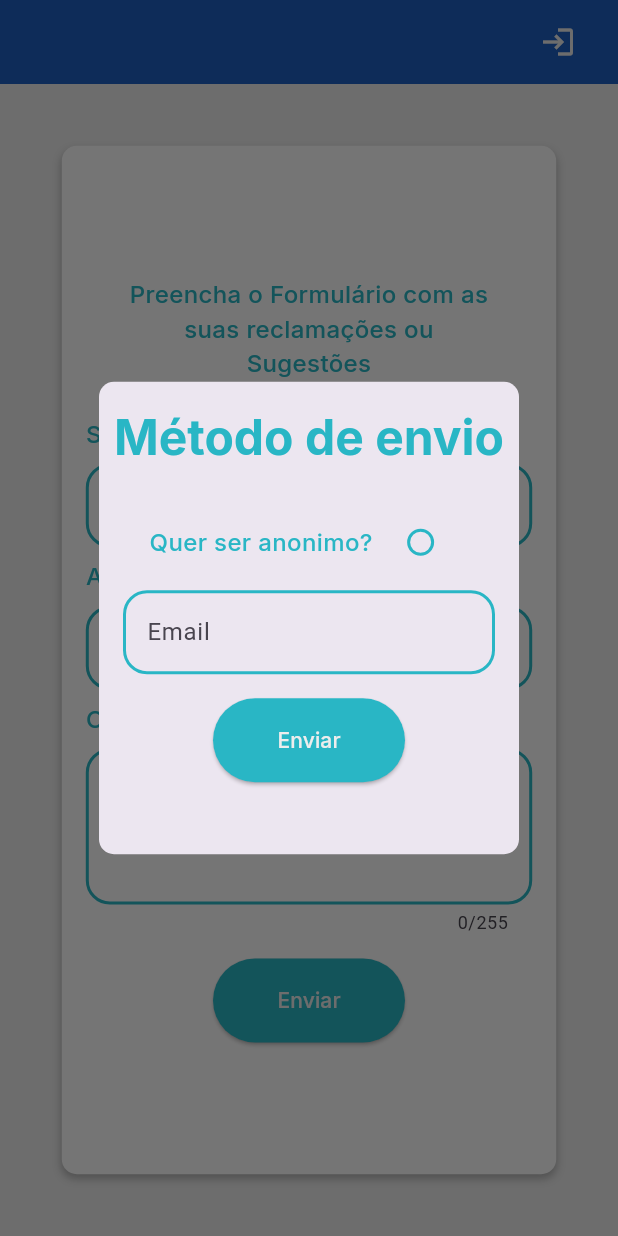
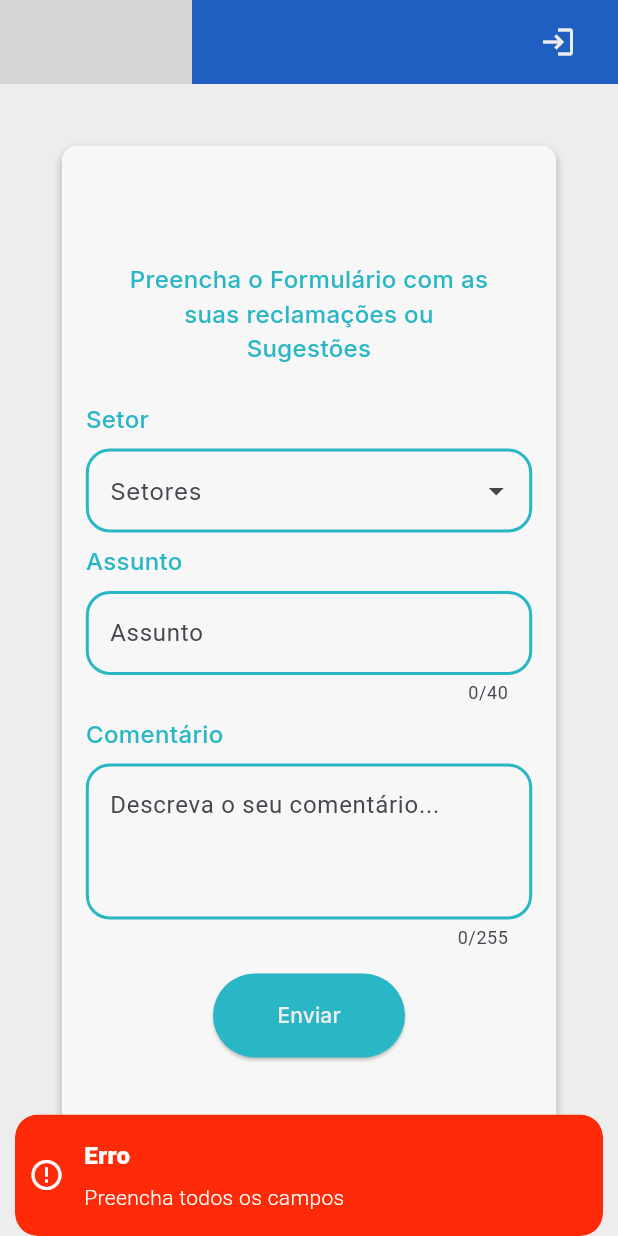
Before and after one commit to AlvaroRumpel/ouvidoria-amf, a Flutter app: the screen it shows after launch, after a tap on "Enviar", on a phone screen of 412 x 824 dp. Run offline on Flutter 3.47's test engine with Material 2 defaults, Android fonts, the phone set to English and light mode, and no system bars; drawn by our look-alikes of dropdown_search; our stand-ins replace get, google_fonts, shared_preferences; grey boxes are pictures that could not be loaded.

Commit message:
tudo de novo

```diff
--- /dev/null
+++ b/ouvidoria-back/comoIncializar.txt
@@ -0,0 +1,4 @@
+rodar os segguiintes comandos:
+1°- pip install -r dependencias.txt
+2° - uvicorn app.main:app --reload
+api estará no endereço http://127.0.0.1:8000/docs
--- /dev/null
+++ b/ouvidoria-back/dados/comentarios.txt
@@ -0,0 +1 @@
+0,teste,textoteste,email@teste.com,testeDeresposta,setorX
--- /dev/null
+++ b/ouvidoria-back/dados/users.txt
@@ -0,0 +1,3 @@
+1,admin@admin,123456
+2,batatinha,123
+3,alv12,12314
--- /dev/null
+++ b/ouvidoria-back/dependencias.txt
@@ -0,0 +1,4 @@
+fastapi == 0.46.0
+uvicorn == 0.11.1
+pytest == 5.3.2
+requests == 2.22.0
--- a/ouvidoria_front/lib/coment_forms/controller/coment_forms_controller.dart
+++ b/ouvidoria_front/lib/coment_forms/controller/coment_forms_controller.dart
@@ -1,15 +1,74 @@
 import 'package:flutter/material.dart';
 import 'package:get/get.dart';
 import 'package:google_fonts/google_fonts.dart';
+import 'package:ouvidoria_front/models/comment_model.dart';
+import 'package:ouvidoria_front/models/user_model.dart';
 import 'package:ouvidoria_front/utils/btn_standart.dart';
 import 'package:ouvidoria_front/utils/colors.dart';
 import 'package:ouvidoria_front/utils/text_field_standart.dart';
 import 'package:ouvidoria_front/utils/text_standart.dart';
+import 'package:shared_preferences/shared_preferences.dart';
 
 class ComentFormsController extends GetxController {
   RxBool anonimo = false.obs;
-  void openPopUpSendDialog() {
-    Get.defaultDialog(
+  String? department;
+  TextEditingController subject = TextEditingController();
+  TextEditingController comment = TextEditingController();
+  TextEditingController email = TextEditingController();
+  @override
+  void onInit() async {
+    super.onInit();
+    var localStorage = await SharedPreferences.getInstance();
+    var body = CommentModel(
+      department: 'Adiministrativo',
+      subject: 'Top demais',
+      message: 'Muito bom o atendimento e toda atenção',
+    );
+    List<String> comments = await localStorage.getStringList('comments') ?? [];
+    for (var i = 0; i < 5; i++) {
+      comments.add(body.toJson());
+    }
+    await localStorage.setStringList('comments', comments);
+  }
+
+  void validForms() async {
+    if (subject.text.isEmpty || comment.text.isEmpty || department == null) {
+      Get.snackbar(
+        shouldIconPulse: true,
+        snackPosition: SnackPosition.BOTTOM,
+        'Erro',
+        'Preencha todos os campos',
+        backgroundColor: CustomColors.errorColor,
+        colorText: Colors.white,
+        icon: const Icon(
+          Icons.error_outline,
+          color: Colors.white,
+        ),
+      );
+      return;
+    }
+    try {
+      var localStorage = await SharedPreferences.getInstance();
+      var body = CommentModel(
+        department: department!,
+        subject: subject.text,
+        message: comment.text,
+      );
+      await openPopUpSendDialog(localStorage);
+
+      List<String> comments =
+          await localStorage.getStringList('comments') ?? [];
+      comments.add(body.toJson());
+      await localStorage.setStringList('comments', comments);
+      Get.offAndToNamed('/coment-form');
+    } catch (e) {
+      print(e);
+    }
+  }
+
+  Future<void> openPopUpSendDialog(SharedPreferences localStorage) async {
+    await Get.defaultDialog(
+      barrierDismissible: false,
       title: 'Método de envio',
       titlePadding: const EdgeInsets.only(top: 16),
       titleStyle: GoogleFonts.inter(
@@ -43,8 +102,38 @@ class ComentFormsController extends GetxController {
           ),
           TextFieldStandart(
             hintText: 'Email',
+            controller: email,
           ),
-          BtnStandart(text: 'Enviar', onPressed: () {}),
+          BtnStandart(
+            text: 'Enviar',
+            onPressed: () async {
+              if (!email.text.isEmail) {
+                Get.snackbar(
+                  snackPosition: SnackPosition.BOTTOM,
+                  'Erro',
+                  'Preencha todos os campos',
+                  backgroundColor: CustomColors.errorColor,
+                  colorText: Colors.white,
+                  icon: const Icon(
+                    Icons.error_outline,
+                    color: Colors.white,
+                  ),
+                );
+                return;
+              }
+              var user =
+                  UserModel(email: email.text, isAnonymous: anonimo.value);
+              List<String> users = localStorage.getStringList('users') ?? [];
+              users.add(user.toJson());
+              await localStorage.setStringList('users', users);
+              print('aaa');
+              Get.back();
+            },
+          ),
+          BtnStandart(
+              text: 'Cancelar',
+              onPressed: () => Get.back(),
+              color: CustomColors.errorColor),
         ],
       ),
       contentPadding: const EdgeInsets.all(16.0),
--- a/ouvidoria_front/lib/coment_forms/view/coment_forms_page.dart
+++ b/ouvidoria_front/lib/coment_forms/view/coment_forms_page.dart
@@ -71,6 +71,7 @@ class ComentFormsPage extends StatelessWidget {
               ),
               TextStandart(text: 'Setor'),
               DropdownSearch(
+                onChanged: (value) => ct.department = value as String,
                 dropdownDecoratorProps: DropDownDecoratorProps(
                   baseStyle: GoogleFonts.inter(
                     color: CustomColors.secondaryColor,
@@ -94,17 +95,24 @@ class ComentFormsPage extends StatelessWidget {
                   ),
                 ),
                 items: const [
-                  'ssfs',
-                  'ssasdfs',
-                  'ssqqfs',
+                  'Administrativo',
+                  'Financeiro',
+                  'Docente',
+                  'Relacionamento',
+                  'Juridico',
+                  'Secretaria',
                 ],
               ),
               TextStandart(text: 'Assunto'),
               TextFieldStandart(
+                controller: ct.subject,
                 hintText: 'Assunto',
+                maxLength: 40,
+                maxLines: 1,
               ),
               TextStandart(text: 'Comentário'),
               TextFieldStandart(
+                controller: ct.comment,
                 hintText: 'Descreva o seu comentário...',
                 maxLength: 255,
                 maxLines: 3,
@@ -113,7 +121,7 @@ class ComentFormsPage extends StatelessWidget {
                 alignment: Alignment.center,
                 child: BtnStandart(
                   text: 'Enviar',
-                  onPressed: () => ct.openPopUpSendDialog(),
+                  onPressed: () => ct.validForms(),
                 ),
               ),
             ],
--- /dev/null
+++ b/ouvidoria_front/lib/models/comment_model.dart
@@ -0,0 +1,34 @@
+import 'dart:convert';
+
+class CommentModel {
+  String department;
+  String subject;
+  String message;
+
+  CommentModel({
+    required this.department,
+    required this.subject,
+    required this.message,
+  });
+
+  Map<String, dynamic> toMap() {
+    return {
+      'department': department,
+      'subject': subject,
+      'message': message,
+    };
+  }
+
+  factory CommentModel.fromMap(Map<String, dynamic> map) {
+    return CommentModel(
+      department: map['department'] ?? '',
+      subject: map['subject'] ?? '',
+      message: map['message'] ?? '',
+    );
+  }
+
+  String toJson() => json.encode(toMap());
+
+  factory CommentModel.fromJson(String source) =>
+      CommentModel.fromMap(json.decode(source));
+}
--- /dev/null
+++ b/ouvidoria_front/lib/models/user_model.dart
@@ -0,0 +1,30 @@
+import 'dart:convert';
+
+class UserModel {
+  String email;
+  bool isAnonymous;
+
+  UserModel({
+    required this.email,
+    required this.isAnonymous,
+  });
+
+  Map<String, dynamic> toMap() {
+    return {
+      'email': email,
+      'isAnonymous': isAnonymous,
+    };
+  }
+
+  factory UserModel.fromMap(Map<String, dynamic> map) {
+    return UserModel(
+      email: map['email'] ?? '',
+      isAnonymous: map['isAnonymous'] ?? false,
+    );
+  }
+
+  String toJson() => json.encode(toMap());
+
+  factory UserModel.fromJson(String source) =>
+      UserModel.fromMap(json.decode(source));
+}
--- a/ouvidoria_front/lib/response_form/view/response_form_page.dart
+++ b/ouvidoria_front/lib/response_form/view/response_form_page.dart
@@ -2,12 +2,14 @@ import 'package:dropdown_search/dropdown_search.dart';
 import 'package:flutter/material.dart';
 import 'package:get/get.dart';
 import 'package:google_fonts/google_fonts.dart';
+import 'package:ouvidoria_front/response_form/controller/response_form_controller.dart';
 import 'package:ouvidoria_front/utils/btn_standart.dart';
 import 'package:ouvidoria_front/utils/colors.dart';
 import 'package:ouvidoria_front/utils/text_field_standart.dart';
 import 'package:ouvidoria_front/utils/text_standart.dart';
 
 class ResponseFormPage extends StatelessWidget {
+  ResponseFormController ct = Get.put(ResponseFormController());
   ResponseFormPage({Key? key}) : super(key: key);
 
   @override
@@ -72,8 +74,9 @@ class ResponseFormPage extends StatelessWidget {
                     ),
                   ],
                 ),
+                width: double.maxFinite,
                 child: Text(
-                  'Eu gosto muito da AMF. Que legal Eu gosto muito da AMF. Que legal Eu gosto muito da AMF. Que legal Eu gosto muito da AMF. Que legal Eu gosto muito da AMF. Que legal ',
+                  ct.data.message,
                   style: GoogleFonts.inter(),
                 ),
               ),
--- a/ouvidoria_front/lib/utils/colors.dart
+++ b/ouvidoria_front/lib/utils/colors.dart
@@ -23,7 +23,7 @@ class CustomColors {
   static const Color tertiaryColor = Color(0xffEDDF84);
   static const Color labelColor = Color(0xffBCBCBC);
   static const Color whiteSecondary = Color(0xffF0F0F0);
-  static const Color container = Color(0xffffffff);
+  static const Color container = Color(0xfff7f7f7);
   static const Color errorColor = Color(0xFFFF2A08);
   static const Color sucessColor = Color(0xff4DB38A);
 }
--- a/ouvidoria_front/lib/utils/text_field_standart.dart
+++ b/ouvidoria_front/lib/utils/text_field_standart.dart
@@ -6,17 +6,20 @@ class TextFieldStandart extends StatelessWidget {
   String? hintText;
   int? maxLength;
   int? maxLines;
+  TextEditingController? controller;
 
   TextFieldStandart({
     Key? key,
     this.hintText,
     this.maxLength,
     this.maxLines,
+    this.controller,
   }) : super(key: key);
 
   @override
   Widget build(BuildContext context) {
     return TextFormField(
+      controller: controller,
       maxLength: maxLength,
       maxLines: maxLines,
       decoration: InputDecoration(
--- a/ouvidoria_front/pubspec.yaml
+++ b/ouvidoria_front/pubspec.yaml
@@ -36,6 +36,7 @@ dependencies:
   get: ^4.6.5
   google_fonts: ^3.0.1
   dropdown_search: ^5.0.2
+  shared_preferences: ^2.0.15
 
 dev_dependencies:
   flutter_test:
```
Also changed, not shown: ouvidoria-back/Banco.txt (added, +7 -0 lines), ouvidoria_front/lib/comments_view/controller/comment_view_controller.dart (added, +32 -0 lines), ouvidoria_front/lib/comments_view/view/comments_view_page.dart (+18 -8 lines), ouvidoria_front/lib/response_form/controller/response_form_controller.dart (added, +7 -0 lines), ouvidoria_front/pubspec.lock, 3 other files.
